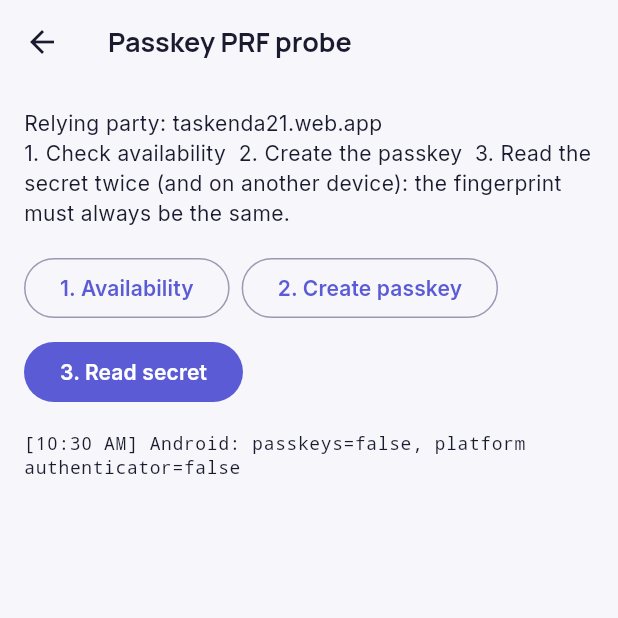
After one commit to ndenicolais/Taskenda, a Flutter app: the PasskeyProbeScreen screen opened by its route, after a tap on "1. Availability", on a phone screen of 412 x 824 dp, the top half of it. The commit adds this screen. Run offline on Flutter 3.47's test engine with Material 3 defaults, Android fonts, the phone set to English and light mode, and no system bars; our stand-ins replace cloud_firestore, file_picker, firebase_auth, firebase_core, firebase_messaging, fl_chart and 12 more; missing offline and left inert: cryptography, home_widget, passkeys, record; accounts and stored records are empty; generated files the repository leaves out were written again.

Commit message:
feat(crypto): passkey PRF prototype and asset links

```diff
--- a/lib/core/routing/app_router.dart
+++ b/lib/core/routing/app_router.dart
@@ -18,6 +18,7 @@ import '../../screens/calendar/calendar_event_details_screen.dart';
 import '../../screens/calendar/holiday_sheet.dart';
 import '../../screens/calendar/calendar_event_editor_screen.dart';
 import '../../screens/calendar/calendar_screen.dart';
+import '../../screens/debug/passkey_probe_screen.dart';
 import '../../screens/export_screen.dart';
 import '../../screens/info_screen.dart';
 import '../../screens/label_notes_screen.dart';
@@ -60,6 +61,9 @@ abstract final class AppRoutes {
   static const info = '/info';
   static const onboarding = '/onboarding';
   static const privacyPolicy = '/privacy-policy';
+
+  /// PROTOTYPE: passkey PRF diagnostic (long press on the version in Info).
+  static const passkeyProbe = '/passkey-probe';
 }
 
 /// Arguments for [AppRoutes.note].
@@ -167,6 +171,7 @@ abstract final class AppRouter {
       AppRoutes.info => (_) => const InfoScreen(),
       AppRoutes.onboarding => (_) => const OnboardingScreen(replay: true),
       AppRoutes.privacyPolicy => (_) => const PrivacyPolicyScreen(),
+      AppRoutes.passkeyProbe => (_) => const PasskeyProbeScreen(),
       AppRoutes.note when args is NoteRouteArgs =>
         (_) => NoteEditorScreen(
           note: args.note,
@@ -377,4 +382,7 @@ abstract final class AppNav {
 
   static Future<void> openPrivacyPolicy(BuildContext context) =>
       Navigator.pushNamed(context, AppRoutes.privacyPolicy);
+
+  static Future<void> openPasskeyProbe(BuildContext context) =>
+      Navigator.pushNamed(context, AppRoutes.passkeyProbe);
 }
--- /dev/null
+++ b/lib/screens/debug/passkey_probe_screen.dart
@@ -0,0 +1,219 @@
+// Taskenda — Copyright © 2026 Nicola De Nicolais — All Rights Reserved.
+// Licensed under a source-available, non-commercial license. See LICENSE.
+//
+// Commercial use, including publishing or monetizing on any app store,
+// requires explicit written permission from the copyright holder.
+//
+// Author: Nicola De Nicolais
+// Contact: ndn21dev@gmail.com
+// GitHub: https://github.com/ndenicolais
+
+// PROTOTYPE (guides/E2EE_PLAN.md, "Passkey" prototype): a developer-only
+// diagnostic, opened with a long press on the version in Info. It checks
+// that a passkey with the WebAuthn PRF extension gives back the same secret
+// on these devices. Its text is not localized on purpose: it is not for
+// users and is removed once the prototype is over.
+
+import 'dart:convert';
+
+import 'package:cryptography/cryptography.dart';
+import 'package:flutter/foundation.dart';
+import 'package:flutter/material.dart';
+import 'package:flutter_riverpod/flutter_riverpod.dart';
+import 'package:passkeys/authenticator.dart';
+import 'package:passkeys/types.dart';
+
+import '../../core/crypto/crypto_service.dart';
+import '../../providers/sharing_provider.dart';
+import '../../theme/app_spacing.dart';
+
+/// Relying party of Taskenda's passkeys: the web app's domain, which hosts
+/// `/.well-known/assetlinks.json` for the Android app.
+const passkeyRelyingPartyId = 'taskenda21.web.app';
+
+class PasskeyProbeScreen extends ConsumerStatefulWidget {
+  const PasskeyProbeScreen({super.key});
+
+  @override
+  ConsumerState<PasskeyProbeScreen> createState() => _PasskeyProbeScreenState();
+}
+
+class _PasskeyProbeScreenState extends ConsumerState<PasskeyProbeScreen> {
+  final _authenticator = PasskeyAuthenticator();
+  final _log = <String>[];
+  bool _busy = false;
+  String? _firstFingerprint;
+
+  /// Fixed PRF salt for the probe: the same salt must give the same secret.
+  static final String _salt = _base64Url(
+    Uint8List.fromList(utf8.encode('taskenda-prf-probe-v1-salt-32byt')),
+  );
+
+  static String _base64Url(List<int> bytes) =>
+      base64Url.encode(bytes).replaceAll('=', '');
+
+  static Uint8List _fromBase64Url(String s) =>
+      base64Url.decode(s.padRight(s.length + (4 - s.length % 4) % 4, '='));
+
+  String _challenge() => _base64Url(CryptoService.randomBytes(32));
+
+  void _add(String line) {
+    final t = TimeOfDay.now().format(context);
+    setState(() => _log.insert(0, '[$t] $line'));
+  }
+
+  Future<void> _run(String label, Future<void> Function() action) async {
+    if (_busy) return;
+    setState(() => _busy = true);
+    try {
+      await action();
+    } catch (e) {
+      _add('$label: ERROR ${e.runtimeType}: $e');
+    } finally {
+      if (mounted) setState(() => _busy = false);
+    }
+  }
+
+  Future<void> _availability() => _run('Availability', () async {
+    final checker = _authenticator.getAvailability();
+    if (kIsWeb) {
+      final a = await checker.web();
+      _add(
+        'Web: passkeys=${a.hasPasskeySupport}, '
+        'platform authenticator=${a.isUserVerifyingPlatformAuthenticatorAvailable}',
+      );
+    } else {
+      final a = await checker.android();
+      _add(
+        'Android: passkeys=${a.hasPasskeySupport}, '
+        'platform authenticator=${a.isUserVerifyingPlatformAuthenticatorAvailable}',
+      );
+    }
+  });
+
+  Future<void> _register() => _run('Register', () async {
+    final me = ref.read(currentShareMemberProvider);
+    if (me == null) throw StateError('Not signed in');
+    final response = await _authenticator.register(
+      RegisterRequestType(
+        challenge: _challenge(),
+        relyingParty: RelyingPartyType(
+          name: 'Taskenda',
+          id: passkeyRelyingPartyId,
+        ),
+        user: UserType(
+          displayName: me.name.isEmpty ? me.email : me.name,
+          name: me.email,
+          id: _base64Url(utf8.encode(me.uid)),
+        ),
+        excludeCredentials: const [],
+        authSelectionType: AuthenticatorSelectionType(
+          requireResidentKey: true,
+          residentKey: 'required',
+          userVerification: 'required',
+          authenticatorAttachment: 'platform',
+        ),
+        pubKeyCredParams: [
+          PubKeyCredParamType(type: 'public-key', alg: -7),
+          PubKeyCredParamType(type: 'public-key', alg: -257),
+        ],
+        prf: _salt,
+      ),
+    );
+    // Only whether PRF is on and if a secret came back, never the secret.
+    final prf = response.clientExtensionResults?['prf'];
+    final enabled = prf is Map ? prf['enabled'] : null;
+    final hasSecret = prf is Map && prf['results'] is Map;
+    _add(
+      'Passkey created (id ${response.id.substring(0, 8)}…), '
+      'PRF enabled: $enabled, secret at creation: $hasSecret',
+    );
+  });
+
+  Future<void> _authenticate() => _run('Authenticate', () async {
+    final response = await _authenticator.authenticate(
+      AuthenticateRequestType(
+        relyingPartyId: passkeyRelyingPartyId,
+        challenge: _challenge(),
+        mediation: MediationType.Optional,
+        preferImmediatelyAvailableCredentials: false,
+        userVerification: 'required',
+        prf: _salt,
+      ),
+    );
+    final prf = response.clientExtensionResults?['prf'];
+    final results = prf is Map ? prf['results'] : null;
+    final first = results is Map ? results['first'] : null;
+    if (first is! String) {
+      _add('Signed in with the passkey, but NO PRF secret: $prf');
+      return;
+    }
+    final secret = _fromBase64Url(first);
+    final hash = await Sha256().hash(secret);
+    final fingerprint =
+        hash.bytes
+            .take(6)
+            .map((b) => b.toRadixString(16).padLeft(2, '0'))
+            .join();
+    final same =
+        _firstFingerprint == null
+            ? 'first read'
+            : (_firstFingerprint == fingerprint
+                ? 'SAME as before ✅'
+                : 'DIFFERENT ❌');
+    _firstFingerprint ??= fingerprint;
+    _add(
+      'PRF secret: ${secret.length} bytes, fingerprint $fingerprint ($same)',
+    );
+  });
+
+  @override
+  Widget build(BuildContext context) {
+    final mono = Theme.of(
+      context,
+    ).textTheme.bodySmall?.copyWith(fontFamily: 'monospace');
+    return Scaffold(
+      appBar: AppBar(title: const Text('Passkey PRF probe')),
+      body: ListView(
+        padding: const EdgeInsets.all(AppSpacing.lg),
+        children: [
+          const Text(
+            'Relying party: $passkeyRelyingPartyId\n'
+            '1. Check availability  2. Create the passkey  '
+            '3. Read the secret twice (and on another device): '
+            'the fingerprint must always be the same.',
+          ),
+          const SizedBox(height: AppSpacing.lg),
+          Wrap(
+            spacing: AppSpacing.sm,
+            runSpacing: AppSpacing.sm,
+            children: [
+              OutlinedButton(
+                onPressed: _busy ? null : _availability,
+                child: const Text('1. Availability'),
+              ),
+              OutlinedButton(
+                onPressed: _busy ? null : _register,
+                child: const Text('2. Create passkey'),
+              ),
+              FilledButton(
+                onPressed: _busy ? null : _authenticate,
+                child: const Text('3. Read secret'),
+              ),
+            ],
+          ),
+          if (_busy) ...[
+            const SizedBox(height: AppSpacing.md),
+            const LinearProgressIndicator(),
+          ],
+          const SizedBox(height: AppSpacing.lg),
+          for (final line in _log)
+            Padding(
+              padding: const EdgeInsets.only(bottom: AppSpacing.sm),
+              child: SelectableText(line, style: mono),
+            ),
+        ],
+      ),
+    );
+  }
+}
--- a/pubspec.yaml
+++ b/pubspec.yaml
@@ -66,6 +66,7 @@ dependencies:
   cryptography: ^2.9.0
   cryptography_flutter: ^2.3.4
   flutter_secure_storage: ^11.2.0
+  passkeys: ^2.24.2
 
 dev_dependencies:
   flutter_test:
```
Also changed, not shown: lib/main.dart (+9 -1 lines), lib/screens/info_screen.dart (+7 -3 lines), firebase.json, pubspec.lock, 2 other files.
